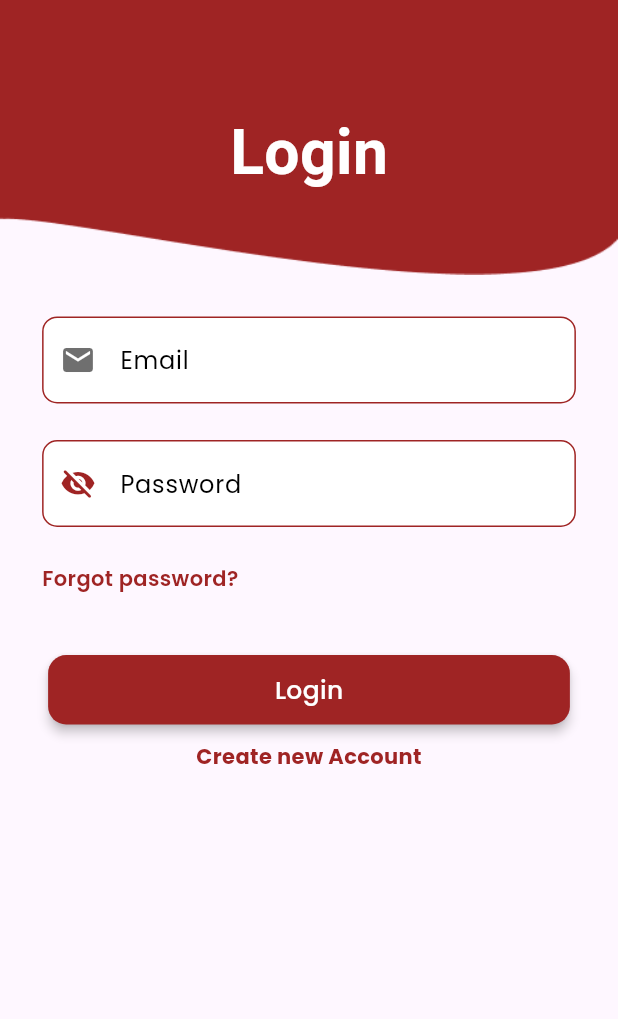
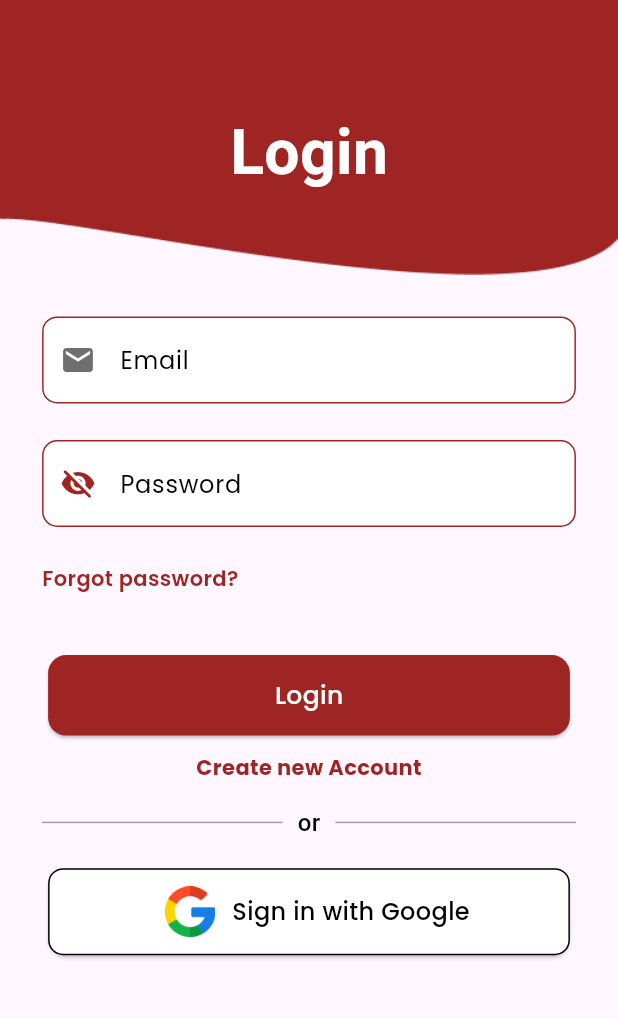
Before and after one commit to Jyyy14/Bantay-72-users-flutter-, a Flutter app: the screen it shows after launch, after a tap on "Login", on a phone screen of 412 x 824 dp, the part 72-1091 px from its top. Run offline on Flutter 3.47's test engine with Material 3 defaults, Android fonts, the light colour scheme and no system bars; our stand-ins replace cloud_firestore, cloud_functions, curved_navigation_bar, file_picker, firebase_auth, firebase_core and 17 more; missing offline and left inert: scaler; accounts and stored records are empty; project files that could hold a hidden picture were left out.

```diff
--- a/lib/screens/generate_report.dart
+++ b/lib/screens/generate_report.dart
@@ -19,7 +19,6 @@ import 'package:google_fonts/google_fonts.dart';
 import 'package:google_maps_flutter/google_maps_flutter.dart';
 import 'package:http/http.dart' as http;
 import 'package:location/location.dart';
-import 'package:scaler/scaler.dart';
 
 class ReportEmergencyScreen extends StatefulWidget {
   const ReportEmergencyScreen({super.key});
--- a/lib/screens/get_started.dart
+++ b/lib/screens/get_started.dart
@@ -116,7 +116,7 @@ class GetStartedScreen extends StatelessWidget {
                         MaterialPageRoute(builder: (context) => LogInScreen()),
                       ),
                   fontSize: 18.sp,
-                  height: 50.h,
+                  height: 55.h,
                   width: double.infinity,
                   buttonName: 'Login',
                 ),
@@ -130,7 +130,7 @@ class GetStartedScreen extends StatelessWidget {
                         MaterialPageRoute(builder: (context) => SignUpScreen()),
                       ),
                   fontSize: 18.sp,
-                  height: 50.h,
+                  height: 55.h,
                   width: double.infinity,
                   buttonName: 'Register',
                 ),
--- a/lib/screens/login.dart
+++ b/lib/screens/login.dart
@@ -5,7 +5,7 @@ import 'package:bantay_72_users/screens/reset_password.dart';
 import 'package:bantay_72_users/screens/sign_up.dart';
 import 'package:flutter/material.dart';
 import 'package:google_fonts/google_fonts.dart';
-import 'package:flutter_screenutil/flutter_screenutil.dart';  // <-- changed
+import 'package:flutter_screenutil/flutter_screenutil.dart'; // <-- changed
 import '../widgets/button.dart';
 import '../widgets/textformfield.dart';
 import 'package:firebase_auth/firebase_auth.dart';
@@ -114,7 +114,8 @@ class _LogInScreenState extends State<LogInScreen> {
                           color: const Color.fromARGB(144, 0, 0, 0),
                         ),
                         isEmail: true,
-                        validator: (value) =>
+                        validator:
+                            (value) =>
                                 value!.isEmpty ? 'Enter your email' : null,
                         onSaved: (value) => emailController.text = value!,
                         fontSize: 17.sp,
@@ -127,7 +128,8 @@ class _LogInScreenState extends State<LogInScreen> {
                         controller: passwordController,
                         labelText: 'Password',
                         isObscure: true,
-                        validator: (value) =>
+                        validator:
+                            (value) =>
                                 value!.isEmpty ? 'Enter your password' : null,
                         onSaved: (value) => passwordController.text = value!,
                         fontSize: 17.sp,
@@ -137,7 +139,8 @@ class _LogInScreenState extends State<LogInScreen> {
                       ),
 
                       GestureDetector(
-                        onTap: () => Navigator.of(context).push(
+                        onTap:
+                            () => Navigator.of(context).push(
                               MaterialPageRoute(
                                 builder: (context) => ResetPasswordScreen(),
                               ),
@@ -156,14 +159,16 @@ class _LogInScreenState extends State<LogInScreen> {
                       CustomButton(
                         onTap: _login,
                         fontSize: 18.sp,
-                        height: 50.h,
+                        height: 58.h,
                         width: double.infinity,
                         buttonName: 'Login',
                       ),
+
                       SizedBox(height: 8.h),
 
                       GestureDetector(
-                        onTap: () => Navigator.push(
+                        onTap:
+                            () => Navigator.push(
                               context,
                               MaterialPageRoute(
                                 builder: (context) => SignUpScreen(),
@@ -179,11 +184,61 @@ class _LogInScreenState extends State<LogInScreen> {
                           ),
                         ),
                       ),
+
+                      Padding(
+                        padding: const EdgeInsets.symmetric(vertical: 15.0),
+                        child: Row(
+                          children: [
+                            const Expanded(
+                              child: Divider(
+                                color: Colors.grey,
+                                thickness: 1,
+                                endIndent: 10, // space between line and text
+                              ),
+                            ),
+                            Text(
+                              "or",
+                              style: TextStyle(
+                                color: black,
+                                fontSize: 16,
+                                fontWeight: FontWeight.w500,
+                              ),
+                            ),
+                            const Expanded(
+                              child: Divider(
+                                color: Colors.grey,
+                                thickness: 1,
+                                indent: 10, // space between text and line
+                              ),
+                            ),
                           ],
                         ),
                       ),
 
-                SizedBox(height: 0.13.sh),
+                      CustomButton(
+                        bgColor: white,
+                        fontColor: black,
+                        hasBorder: true,
+                        splashColor: Colors.grey[300]!,
+                        fontWeight: FontWeight.w500,
+                        onTap: () {},
+                        hasLeading: true,
+                        leading: Image.asset('assets/images/google.png'),
+                        // () {
+                        //   _proceedToVerify();
+                        // },
+                        // () => Navigator.push(
+                        //   context,
+                        //   MaterialPageRoute(builder: (context) => VerificationScreen()),
+                        // ),
+                        height: 58.0,
+                        fontSize: 16.0,
+                        width: double.infinity,
+                        buttonName: 'Sign in with Google',
+                      ),
+                    ],
+                  ),
+                ),
               ],
             ),
           ),
--- a/lib/screens/select_address.dart
+++ b/lib/screens/select_address.dart
@@ -172,7 +172,7 @@ class _ChooseFromMapsScreenState extends State<ChooseFromMapsScreen> {
                   'address': searchController.text,
                 }); // return position to previous screen
               },
-              icon: const Icon(Icons.check),
+              leading: const Icon(Icons.check),
               buttonName: 'Confirm Location',
               height: 45.0,
               fontSize: 18.0,
--- a/lib/widgets/button.dart
+++ b/lib/widgets/button.dart
@@ -11,11 +11,14 @@ class CustomButton extends StatelessWidget {
   final double width;
   final double fontSize;
   final String buttonName;
-  final Icon icon;
-  final bool isGmail;
+  final Widget? leading;
+  final Color? iconColor;
+  final bool hasLeading;
+  final bool? hasBorder;
   final FontWeight fontWeight;
   final Color bgColor;
   final Color fontColor;
+  final Color splashColor;
   final bool isLoading;
 
   const CustomButton({
@@ -24,12 +27,15 @@ class CustomButton extends StatelessWidget {
     required this.height,
     required this.width,
     required this.buttonName,
+    this.splashColor = Secondary,
     this.bgColor = Primary,
     this.fontColor = white,
+    this.hasBorder = false,
+    this.iconColor,
     this.fontSize = 18.0,
-    this.icon = const Icon(null),
+    this.leading,
     this.fontWeight = FontWeight.w500,
-    this.isGmail = false,
+    this.hasLeading = false,
     this.isLoading = false,
   });
 
@@ -40,27 +46,21 @@ class CustomButton extends StatelessWidget {
     return Opacity(
       opacity: isDisabled ? 0.6 : 1.0, // 👈 Dims the entire button
       child: Card(
-        color:
-            isGmail
-                ? white
-                : isDisabled
-                ? Colors.grey[400]
-                : bgColor,
-        elevation: 3,
+        color: isDisabled ? Colors.grey[400] : bgColor,
         child: InkWell(
           onTap: isDisabled ? null : onTap,
           borderRadius: const BorderRadius.all(Radius.circular(10)),
-          splashColor:
-              isGmail
-                  ? const Color.fromARGB(151, 0, 0, 0)
-                  : isDisabled
-                  ? Colors.transparent
-                  : Secondary,
+          splashColor: splashColor, // isGmail
+          //     ? const Color.fromARGB(151, 0, 0, 0)
+          //     : isDisabled
+          //     ? Colors.transparent
+          //     : Secondary,
           child: Container(
             height: height,
             width: width,
-            decoration: const BoxDecoration(
+            decoration: BoxDecoration(
               borderRadius: BorderRadius.all(Radius.circular(10)),
+              border: hasBorder == true ? Border.all(color: Colors.black) : null,
             ),
             child: Center(
               child:
@@ -73,23 +73,20 @@ class CustomButton extends StatelessWidget {
                           valueColor: AlwaysStoppedAnimation<Color>(Primary),
                         ),
                       )
-                      : isGmail
+                      : hasLeading && leading != null
                       ? Row(
                         mainAxisAlignment: MainAxisAlignment.center,
                         children: [
                           Transform.scale(
-                            scale: 0.75,
-                            child: Icon(
-                              FontAwesomeIcons.google,
-                              color: Colors.black,
-                            ),
+                            scale: 0.6,
+                            child: leading!,
                           ),
-                          const SizedBox(width: 10.0),
                           Text(
                             buttonName,
                             style: GoogleFonts.poppins(
                               color: Colors.black,
                               fontSize: fontSize,
+                              fontWeight: fontWeight,
                             ),
                           ),
                         ],
```
Also changed, not shown: lib/screens/sign_up.dart (+88 -147 lines), assets/images/google.png (added), assets/images/scanner.png (added). Lines whose indentation alone changed are shown as unchanged.
